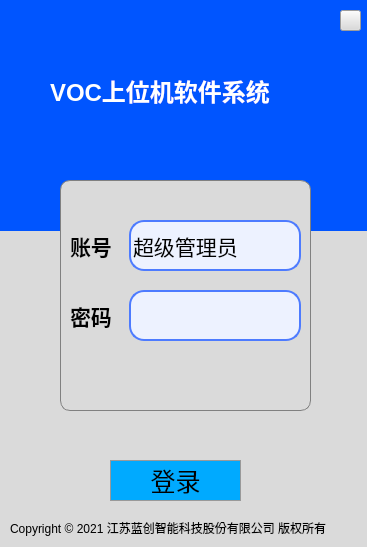
First picture: the form in VocLogin/dialog.ui, repository aa123Eason/workcode, before the edit.
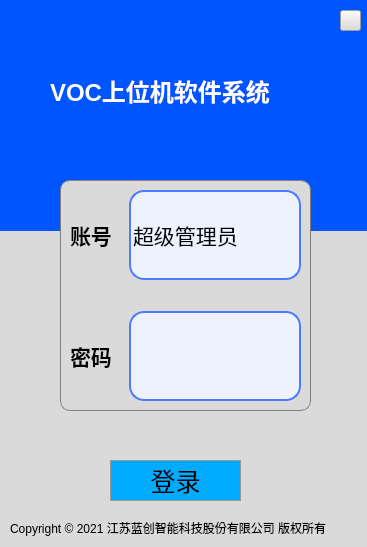
Second picture: the form after the edit. Icons and pictures are not drawn.

```diff
--- a/VocLogin/dialog.ui
+++ b/VocLogin/dialog.ui
@@ -104,9 +104,9 @@
     <property name="geometry">
      <rect>
       <x>10</x>
-      <y>40</y>
+      <y>10</y>
       <width>231</width>
-      <height>121</height>
+      <height>211</height>
      </rect>
     </property>
     <layout class="QVBoxLayout" name="verticalLayout" stretch="3,1,3">
```
Left out of the diff: 8 changed lines with no effect on the pictures.
